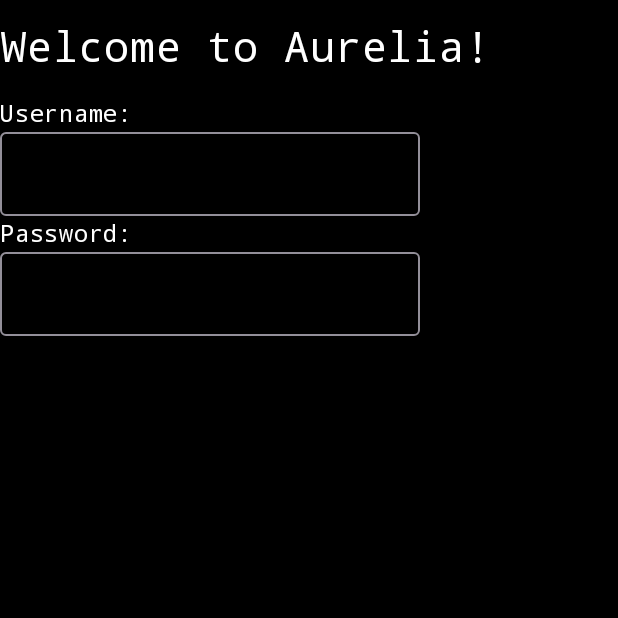
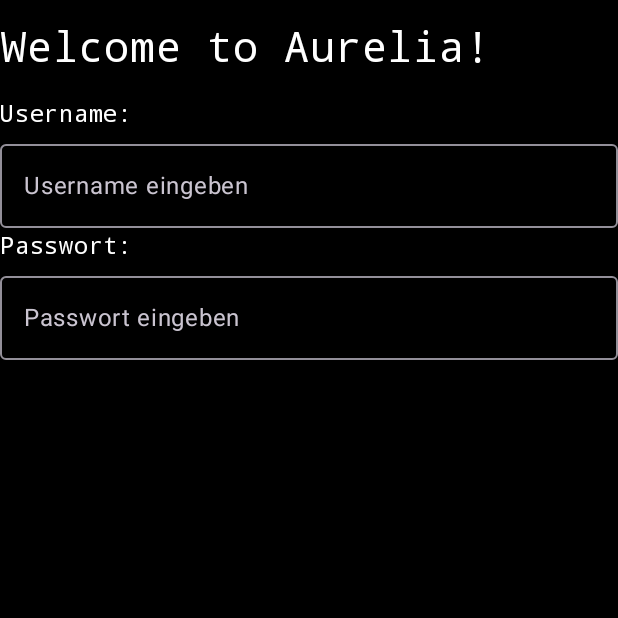
Before and after one commit to Haxe33/aurelia, an Android app built with Jetpack Compose: the screen it shows after launch (MainActivity), on a phone screen of 412 x 824 dp, the top half of it. Run offline under Robolectric (Android 15) with nearby library versions, the phone set to English and light mode, and no system bars.

Commit message:
feat: added EditText with custom style

```diff
--- a/app/src/main/java/com/example/aurelia/MainActivity.kt
+++ b/app/src/main/java/com/example/aurelia/MainActivity.kt
@@ -59,12 +59,14 @@
         Label("Username:")
         Typer(
             username,
-            onUsernameChange
+            onUsernameChange,
+            "Username eingeben",
         )
-        Label("Password:")
+        Label("Passwort:")
         Typer(
             password,
-            onUsernameChange
+            onPasswordChange,
+            "Passwort eingeben"
         )
     }
 }
--- a/app/src/main/java/com/example/aurelia/ui/theme/ElementsUI.kt
+++ b/app/src/main/java/com/example/aurelia/ui/theme/ElementsUI.kt
@@ -1,5 +1,6 @@
 package com.example.aurelia.ui.theme
 
+import androidx.compose.foundation.layout.fillMaxWidth
 import androidx.compose.foundation.layout.padding
 import androidx.compose.material3.OutlinedTextField
 import androidx.compose.material3.Text
@@ -34,10 +35,11 @@
     )
 }
 @Composable
-fun Typer(str: String, onTextChange: (String) -> Unit){
+fun Typer(str: String, onTextChange: (String) -> Unit, label: String){
     OutlinedTextField(
         str,
         onTextChange,
-
+        label = { Text(label) },
+        modifier = Modifier.fillMaxWidth()
     )
 }
```
